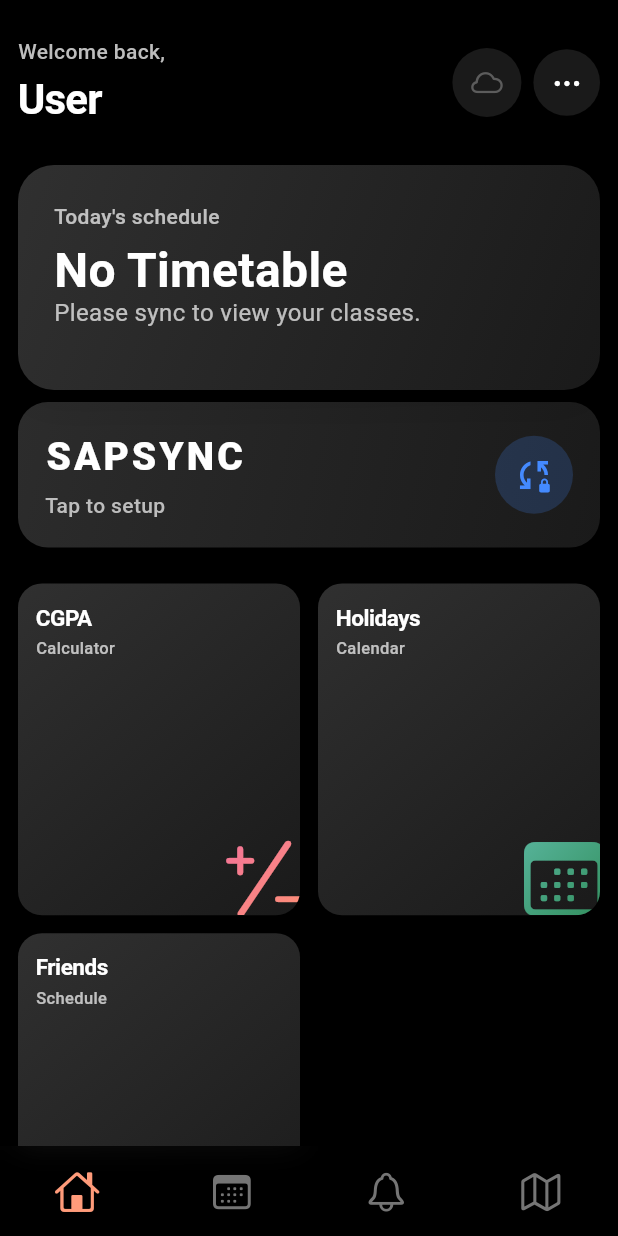
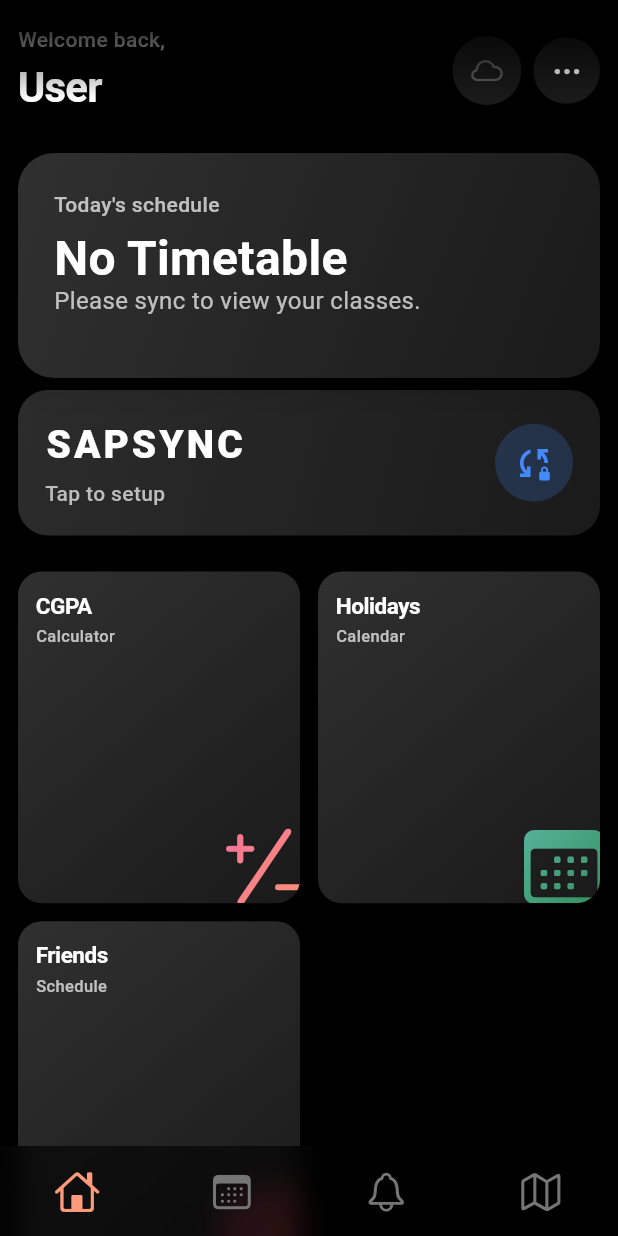
Before and after one commit to akash-kabir/EduMateApp-FrontEnd, a Flutter app: the AppNavigator screen opened directly, after a tap on "CGPA", on a phone screen of 412 x 824 dp. Run offline on Flutter 3.47's test engine with Material 3 defaults, Android fonts, the phone set to English and light mode, and no system bars; our stand-ins replace file_picker, fl_chart, flutter_local_notifications, flutter_secure_storage, geolocator, image_cropper and 4 more; missing offline and left inert: flutter_inappwebview, mapbox_maps_flutter, workmanager; accounts and stored records are empty; network calls fail; Roboto replaces fonts that are missing (Poppins); statements that could not run were skipped; project files that could hold a hidden picture were left out.

Commit message:
Check-Point

```diff
--- a/lib/app_navigation/app_navigator.dart
+++ b/lib/app_navigation/app_navigator.dart
@@ -228,17 +228,12 @@ class _AppNavigatorState extends State<AppNavigator> {
           child: _pages[_selectedIndex],
         ),
       ),
-      bottomNavigationBar: AnimatedSlide(
-        duration: Duration(milliseconds: _isMapNavBarVisible ? 250 : 800),
-        curve: Curves.easeInOut,
-        offset: (_selectedIndex == 3 && !_isMapNavBarVisible)
-            ? const Offset(0, 1.2) // slide down below the screen
-            : Offset.zero,
-        child: CupertinoBottomTabBar(
-          selectedIndex: _selectedIndex,
-          onItemTapped: _onItemTapped,
-        ),
-      ),
+      bottomNavigationBar: (_selectedIndex == 3 && !_isMapNavBarVisible)
+          ? const SizedBox.shrink()
+          : CupertinoBottomTabBar(
+              selectedIndex: _selectedIndex,
+              onItemTapped: _onItemTapped,
+            ),
     );
   }
 }
--- a/lib/app_navigation/nav_bar.dart
+++ b/lib/app_navigation/nav_bar.dart
@@ -13,12 +13,11 @@ class CupertinoBottomTabBar extends StatelessWidget {
 
   @override
   Widget build(BuildContext context) {
-
     return CupertinoTabBar(
       currentIndex: selectedIndex,
       onTap: onItemTapped,
       height: 60,
-      backgroundColor: CupertinoColors.black.withOpacity(0.6),
+      backgroundColor: const Color(0xFF000000).withValues(alpha: 0.6),
       items: [
         BottomNavigationBarItem(
           icon: Padding(
--- a/lib/features/admin/curriculum/curriculum_management_screen.dart
+++ b/lib/features/admin/curriculum/curriculum_management_screen.dart
@@ -263,7 +263,7 @@ class _CurriculumManagementScreenState
                           fontSize: 15,
                         ),
                         filled: true,
-                        fillColor: const Color(0xFF1E1E22),
+                        fillColor: const Color(0xFF000000),
                         contentPadding: const EdgeInsets.symmetric(
                             horizontal: 16, vertical: 14),
                         border: OutlineInputBorder(
@@ -1160,7 +1160,7 @@ class _BranchSkeletonCardState extends State<_BranchSkeletonCard>
 
   @override
   Widget build(BuildContext context) {
-    final baseColor = const Color(0xFF1E1E22);
+    final baseColor = const Color(0xFF000000);
 
     return AnimatedBuilder(
       animation: _animation,
--- a/lib/features/admin/schedule/admin_elective_management.dart
+++ b/lib/features/admin/schedule/admin_elective_management.dart
@@ -384,7 +384,7 @@ class _SemesterElectiveDetailScreenState
             bottom: MediaQuery.of(context).viewInsets.bottom,
           ),
           decoration: BoxDecoration(
-            color: const Color(0xFF1E1E20),
+            color: const Color(0xFF000000),
             borderRadius: const BorderRadius.vertical(top: Radius.circular(24)),
           ),
           child: Padding(
--- a/lib/features/admin/schedule/schedule_editor_screen.dart
+++ b/lib/features/admin/schedule/schedule_editor_screen.dart
@@ -559,7 +559,7 @@ class _ScheduleEditorScreenState extends State<ScheduleEditorScreen> {
                                           );
                                         },
                                         style: ElevatedButton.styleFrom(
-                                          backgroundColor: const Color(0xFF1E1E1E),
+                                          backgroundColor: const Color(0xFF000000),
                                           foregroundColor: Colors.white,
                                           padding: const EdgeInsets.symmetric(vertical: 14),
                                           shape: RoundedRectangleBorder(
--- a/lib/features/admin/users/admin_user_details_screen.dart
+++ b/lib/features/admin/users/admin_user_details_screen.dart
@@ -131,7 +131,7 @@ class _AdminUserDetailsScreenState extends State<AdminUserDetailsScreen> {
         return Container(
           padding: const EdgeInsets.all(24),
           decoration: BoxDecoration(
-            color: const Color(0xFF1E1E24),
+            color: const Color(0xFF000000),
             borderRadius: const BorderRadius.vertical(top: Radius.circular(32)),
             boxShadow: [
               BoxShadow(
--- a/lib/features/auth_and_profile/screens/auth/signup_screen2.dart
+++ b/lib/features/auth_and_profile/screens/auth/signup_screen2.dart
@@ -346,7 +346,7 @@ class _SignupScreen2State extends State<SignupScreen2>
               child: Container(
                 padding: const EdgeInsets.all(24),
                 decoration: const BoxDecoration(
-                  color: Color(0xFF1E1E1E),
+                  color: Color(0xFF000000),
                   borderRadius: BorderRadius.vertical(top: Radius.circular(28)),
                 ),
                 child: Column(
--- a/lib/features/auth_and_profile/screens/profile/profile_details_screen.dart
+++ b/lib/features/auth_and_profile/screens/profile/profile_details_screen.dart
@@ -397,7 +397,7 @@ class _ProfileDetailsScreenState extends State<ProfileDetailsScreen>
         child: Container(
           padding: const EdgeInsets.symmetric(vertical: 14, horizontal: 8),
           decoration: BoxDecoration(
-            color: const Color(0xFF1E1E23).withValues(alpha: 0.40),
+            color: const Color(0xFF000000).withValues(alpha: 0.40),
             borderRadius: BorderRadius.circular(16),
             boxShadow: [
               BoxShadow(
@@ -462,7 +462,7 @@ class _ProfileDetailsScreenState extends State<ProfileDetailsScreen>
         filter: ImageFilter.blur(sigmaX: 10, sigmaY: 10),
         child: Container(
           decoration: BoxDecoration(
-            color: const Color(0xFF1E1E23).withValues(alpha: 0.40),
+            color: const Color(0xFF000000).withValues(alpha: 0.40),
             borderRadius: BorderRadius.circular(16),
             boxShadow: [
               BoxShadow(
@@ -580,7 +580,7 @@ class _ProfileDetailsScreenState extends State<ProfileDetailsScreen>
         filter: ImageFilter.blur(sigmaX: 10, sigmaY: 10),
         child: Container(
           decoration: BoxDecoration(
-            color: const Color(0xFF1E1E23).withValues(alpha: 0.40),
+            color: const Color(0xFF000000).withValues(alpha: 0.40),
             borderRadius: BorderRadius.circular(16),
             boxShadow: [
               BoxShadow(
--- a/lib/features/home/screens/holiday_list_screen.dart
+++ b/lib/features/home/screens/holiday_list_screen.dart
@@ -199,7 +199,7 @@ class _HolidayListScreenState extends State<HolidayListScreen> {
             ),
           Container(
             decoration: BoxDecoration(
-              color: const Color(0xFF1E1E1E),
+              color: const Color(0xFF000000),
               borderRadius: BorderRadius.circular(20),
               border: Border.all(
                 color: isToday
--- a/lib/features/home/screens/home_screen.dart
+++ b/lib/features/home/screens/home_screen.dart
@@ -43,7 +43,7 @@ class HomeScreen extends StatefulWidget {
 }
 
 class _HomeScreenState extends State<HomeScreen> with SingleTickerProviderStateMixin {
-  String userFirstName = '';
+  String userFullName = '';
   String? userId;
   String? token;
   bool openAppToTimesheet = false;
@@ -131,9 +131,18 @@ class _HomeScreenState extends State<HomeScreen> with SingleTickerProviderStateM
 
   Future<void> _loadUserData() async {
     final firstName = await SharedPreferencesService.getFirstName();
-    final newFirstName = (firstName != null && firstName.isNotEmpty)
-        ? firstName
-        : (await SharedPreferencesService.getUserName() ?? 'User');
+    final lastName = await SharedPreferencesService.getLastName();
+    String newFullName = '';
+
+    if (firstName != null && firstName.isNotEmpty) {
+      newFullName = firstName;
+      if (lastName != null && lastName.isNotEmpty) {
+        newFullName += ' $lastName';
+      }
+    } else {
+      newFullName = await SharedPreferencesService.getUserName() ?? 'User';
+    }
+
     final newUserId = await SharedPreferencesService.getUserId();
     final newToken = await SharedPreferencesService.getToken();
     final openTimesheetPref = await SharedPreferencesService.getBool('openToTimesheet');
@@ -141,7 +150,7 @@ class _HomeScreenState extends State<HomeScreen> with SingleTickerProviderStateM
 
     if (!mounted) return;
     setState(() {
-      userFirstName = newFirstName;
+      userFullName = newFullName;
       userId = newUserId;
       token = newToken;
       openAppToTimesheet = openTimesheetPref;
@@ -385,15 +394,29 @@ class _HomeScreenState extends State<HomeScreen> with SingleTickerProviderStateM
 
 
     return CupertinoPageScaffold(
-      backgroundColor: CupertinoColors.black,
-      child: SafeArea(
+      backgroundColor: const Color(0xFF000000),
+      child: Stack(
+        children: [
+          ShaderMask(
+            shaderCallback: (Rect rect) {
+              return LinearGradient(
+                begin: Alignment.topCenter,
+                end: Alignment.bottomCenter,
+                colors: const [
+                  Colors.transparent,
+                  Colors.black,
+                ],
+                stops: const [0.0, 0.08], // Fades top 8% of the scroll view
+              ).createShader(rect);
+            },
+            blendMode: BlendMode.dstIn,
             child: CustomScrollView(
               physics: const BouncingScrollPhysics(),
               slivers: [
                 // Top Welcome Header
                 SliverToBoxAdapter(
                   child: Padding(
-                padding: const EdgeInsets.fromLTRB(12, 24, 12, 24),
+                    padding: EdgeInsets.fromLTRB(12, MediaQuery.of(context).padding.top + 16, 12, 24),
                   child: Row(
                   crossAxisAlignment: CrossAxisAlignment.center,
                   mainAxisAlignment: MainAxisAlignment.spaceBetween,
@@ -411,13 +434,17 @@ class _HomeScreenState extends State<HomeScreen> with SingleTickerProviderStateM
                             ),
                           ),
                           const SizedBox(height: 2),
-                          Text(
-                            _userRole.toLowerCase() == 'guest' ? 'Guest' : (userFirstName.isEmpty ? 'User' : userFirstName),
+                          FittedBox(
+                            fit: BoxFit.scaleDown,
+                            alignment: Alignment.centerLeft,
+                            child: Text(
+                              _userRole.toLowerCase() == 'guest' ? 'Guest' : (userFullName.isEmpty ? 'User' : userFullName),
                               style: TextStyle(
                                 fontSize: 28,
                                 fontWeight: FontWeight.bold,
                                 color: Colors.white,
                                 letterSpacing: -0.5,
+                              ),
                             ),
                           ),
                         ],
@@ -472,7 +499,7 @@ class _HomeScreenState extends State<HomeScreen> with SingleTickerProviderStateM
                               transitionDuration: const Duration(milliseconds: 400),
                               reverseTransitionDuration: const Duration(milliseconds: 400),
                               pageBuilder: (context, animation, secondaryAnimation) {
-                                return FullScreenDrawer(animation: animation, userFirstName: userFirstName);
+                                return FullScreenDrawer(animation: animation, userFullName: userFullName);
                               },
                             ),
                           );
@@ -561,9 +588,13 @@ class _HomeScreenState extends State<HomeScreen> with SingleTickerProviderStateM
                 ]),
               ),
             ),
-          ],
+            // Extra padding at the bottom so the last item can clear the nav bar
+            const SliverToBoxAdapter(
+              child: SizedBox(height: 65),
             ),
+          ]),
         ),
+      ]),
     );
   }
 
@@ -591,12 +622,12 @@ class _HomeScreenState extends State<HomeScreen> with SingleTickerProviderStateM
 
 class FullScreenDrawer extends StatefulWidget {
   final Animation<double> animation;
-  final String userFirstName;
+  final String userFullName;
 
   const FullScreenDrawer({
     super.key,
     required this.animation,
-    required this.userFirstName,
+    required this.userFullName,
   });
 
   @override
@@ -805,7 +836,7 @@ class _FullScreenDrawerState extends State<FullScreenDrawer> {
 
                           // User Info Card at bottom (Sleek, transparent)
                           Padding(
-                            padding: const EdgeInsets.fromLTRB(24, 0, 24, 40),
+                            padding: EdgeInsets.fromLTRB(24, 0, 24, MediaQuery.of(context).padding.bottom > 0 ? MediaQuery.of(context).padding.bottom + 12 : 24),
                             child: Row(
                               children: [
                                 Container(
--- a/lib/features/home/widgets/todays_schedule_card.dart
+++ b/lib/features/home/widgets/todays_schedule_card.dart
@@ -455,10 +455,12 @@ class _TodaysScheduleCardState extends State<TodaysScheduleCard> {
       return const SizedBox.shrink(); // Hide carousel if holiday or weekend
     }
 
-    final screenWidth = MediaQuery.of(context).size.width;
-    // The card is 220px wide, and we want 24px padding on the left.
-    // The right padding should push the last card to the left side of the screen.
-    final rightPadding = (screenWidth - 24 - 220).clamp(24.0, double.infinity);
+    return LayoutBuilder(
+      builder: (context, constraints) {
+        // constraints.maxWidth is the exact width of the carousel container.
+        // We subtract 24 for the left padding, and 220 for the card width.
+        // This perfectly aligns the last card with the left edge padding.
+        final rightPadding = (constraints.maxWidth - 24 - 220).clamp(24.0, double.infinity);
 
         return SizedBox(
           height: 120,
@@ -568,6 +570,8 @@ class _TodaysScheduleCardState extends State<TodaysScheduleCard> {
           );
         },
       ),
+    );
+      },
     );
   }
 }
--- a/lib/features/schedule/widgets/schedule_class_card.dart
+++ b/lib/features/schedule/widgets/schedule_class_card.dart
@@ -68,7 +68,7 @@ class ScheduleClassCard extends StatelessWidget {
       );
     } else {
       cardDecoration = BoxDecoration(
-        color: const Color(0xFF1E1E23).withValues(alpha: 0.40),
+        color: const Color(0xFF000000).withValues(alpha: 0.40),
         borderRadius: BorderRadius.circular(16),
         border: Border(left: BorderSide(color: accentColor, width: 4)),
         boxShadow: [
--- a/lib/features/settings/screens/settings_screen.dart
+++ b/lib/features/settings/screens/settings_screen.dart
@@ -53,7 +53,7 @@ class _SettingsScreenState extends State<SettingsScreen> {
     final bool? confirm = await showDialog<bool>(
       context: context,
       builder: (context) => AlertDialog(
-        backgroundColor: const Color(0xFF1E1E1E),
+        backgroundColor: const Color(0xFF000000),
         title: const Text('Disconnect SAP?', style: TextStyle(color: Colors.white)),
         content: const Text(
           'Are you sure you want to clear your SAP credentials? You will need to log in again to view your attendance.',
@@ -86,7 +86,7 @@ class _SettingsScreenState extends State<SettingsScreen> {
     final bool? confirm = await showDialog<bool>(
       context: context,
       builder: (context) => AlertDialog(
-        backgroundColor: const Color(0xFF1E1E1E),
+        backgroundColor: const Color(0xFF000000),
         title: const Text('Clear App Cache?', style: TextStyle(color: Colors.white)),
         content: const Text(
           'This will clear local cache including timetable and saved preferences. Are you sure?',
@@ -119,7 +119,7 @@ class _SettingsScreenState extends State<SettingsScreen> {
     final bool? confirm = await showDialog<bool>(
       context: context,
       builder: (context) => AlertDialog(
-        backgroundColor: const Color(0xFF1E1E1E),
+        backgroundColor: const Color(0xFF000000),
         title: const Text('Delete Account', style: TextStyle(color: AuthPalette.coral, fontWeight: FontWeight.bold)),
         content: const Text(
           'This action is irreversible. All your data will be permanently deleted from the device. Are you absolutely sure?',
--- a/lib/shared/widgets/dialogs/bottom_sheet_selector.dart
+++ b/lib/shared/widgets/dialogs/bottom_sheet_selector.dart
@@ -30,7 +30,7 @@ class BottomSheetSelector<T> extends StatelessWidget {
 
     showModalBottomSheet<void>(
       context: context,
-      backgroundColor: const Color(0xFF1E1E1E),
+      backgroundColor: const Color(0xFF000000),
       shape: const RoundedRectangleBorder(
         borderRadius: BorderRadius.vertical(top: Radius.circular(24.0)),
       ),
@@ -114,7 +114,7 @@ class BottomSheetSelector<T> extends StatelessWidget {
           child: ElevatedButton(
             onPressed: () => _showBottomSheet(context),
             style: ElevatedButton.styleFrom(
-              backgroundColor: const Color(0xFF1E1E1E),
+              backgroundColor: const Color(0xFF000000),
               foregroundColor: Colors.white,
               padding: const EdgeInsets.symmetric(vertical: 14),
               shape: RoundedRectangleBorder(
--- a/lib/shared/widgets/skeletons/skeleton_loading_card.dart
+++ b/lib/shared/widgets/skeletons/skeleton_loading_card.dart
@@ -63,7 +63,7 @@ class _SkeletonCard extends StatelessWidget {
     final accentColor = Colors.grey[700]!;
 
     final BoxDecoration cardDecoration = BoxDecoration(
-      color: const Color(0xFF1E1E23).withValues(alpha: 0.40),
+      color: const Color(0xFF000000).withValues(alpha: 0.40),
       borderRadius: BorderRadius.circular(16),
       border: Border(left: BorderSide(color: accentColor, width: 4)),
       boxShadow: [
--- a/pubspec.yaml
+++ b/pubspec.yaml
@@ -75,6 +75,8 @@ flutter_launcher_icons:
   android: "launcher_icon"
   ios: true
   image_path: "assets/edumate_icon.png"
+  adaptive_icon_background: "#000000"
+  adaptive_icon_foreground: "assets/edumate_icon.png"
 
 # For information on the generic Dart part of this file, see the
 # following page: https://dart.dev/tools/pub/pubspec
```
Also changed, not shown: lib/features/events/screens/create_post_screen.dart (+6 -6 lines), lib/features/friends/screens/friends_schedule_screen.dart (+17 -3 lines), lib/features/friends/services/friends_schedule_service.dart (+7 -0 lines), lib/features/home/screens/cgpa_calculator_screen.dart (+6 -6 lines), 7 other files. Lines whose indentation alone changed are shown as unchanged.
